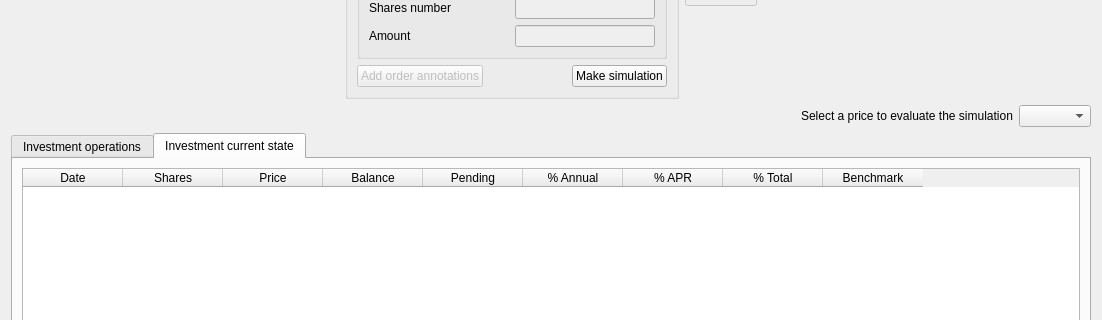
Qt form xulpymoney/ui/wdgDisReinvest.ui (turulomio/xulpymoney) before a commit; both pictures show x 0 to 1102 and y 196 to 516 of the 1102 by 806 pixel window.
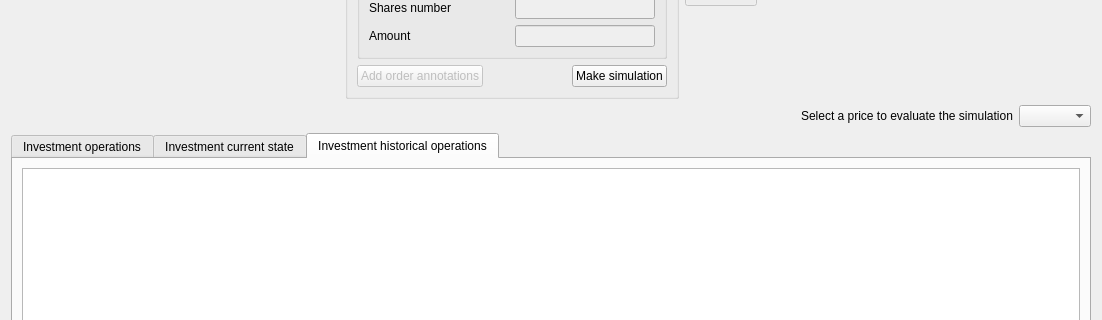
The same form after that commit. Icons and pictures are not drawn. Custom widgets are drawn as their Qt base class.

Commit message: Solved bug in wdgDisReinvest. Historical operations table are back in wdgDisReinvest

```diff
--- a/xulpymoney/ui/wdgDisReinvest.ui
+++ b/xulpymoney/ui/wdgDisReinvest.ui
@@ -346,7 +346,7 @@
      <item>
       <widget class="QTabWidget" name="tabOps">
        <property name="currentIndex">
-        <number>1</number>
+        <number>2</number>
        </property>
        <widget class="QWidget" name="tab_13">
         <attribute name="title">
@@ -479,6 +479,32 @@
          </item>
         </layout>
        </widget>
+       <widget class="QWidget" name="tab">
+        <attribute name="title">
+         <string>Investment historical operations</string>
+        </attribute>
+        <layout class="QHBoxLayout" name="horizontalLayout_9">
+         <item>
+          <widget class="myQTableWidget" name="tblHistoricalOps">
+           <property name="contextMenuPolicy">
+            <enum>Qt::CustomContextMenu</enum>
+           </property>
+           <property name="editTriggers">
+            <set>QAbstractItemView::NoEditTriggers</set>
+           </property>
+           <property name="alternatingRowColors">
+            <bool>true</bool>
+           </property>
+           <property name="selectionMode">
+            <enum>QAbstractItemView::NoSelection</enum>
+           </property>
+           <attribute name="verticalHeaderVisible">
+            <bool>false</bool>
+           </attribute>
+          </widget>
+         </item>
+        </layout>
+       </widget>
       </widget>
      </item>
     </layout>
```
The commit also changes 3 other files.
